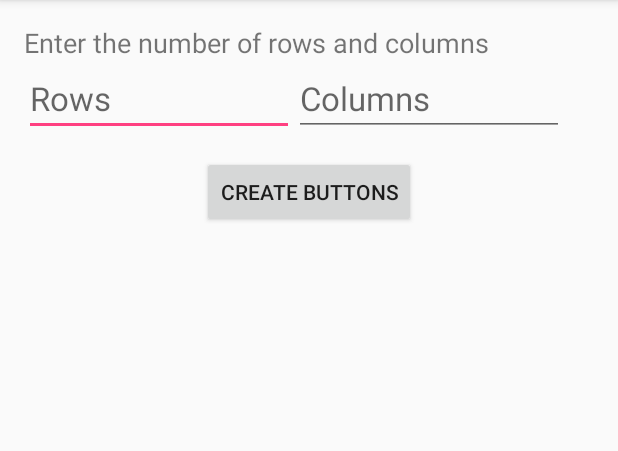
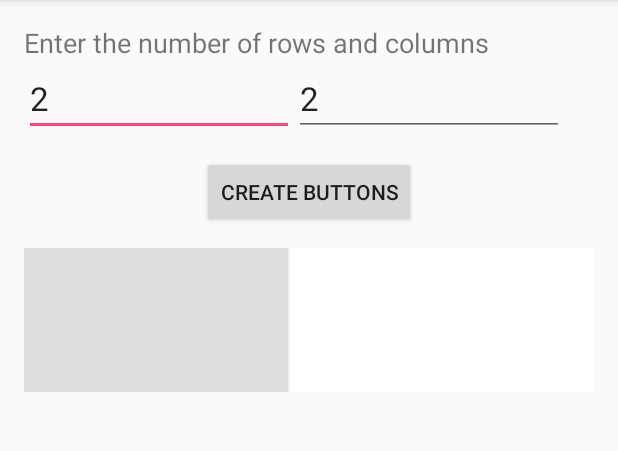
Before and after one commit to pwlandoll/cs445, an Android app: the screen it shows after launch (MainActivity), after a tap on "CREATE BUTTONS", on a phone screen of 412 x 824 dp, the part 84-535 px from its top. Run offline under Robolectric (Android 15) with nearby library versions, the phone set to English and light mode, and no system bars; 1 statement that could not run was skipped.

Commit message:
Updated dynamic button example

```diff
--- a/DynamicButtonsStarter/app/src/main/java/kirsch/jcu/edu/dynamicbuttons/MainActivity.java
+++ b/DynamicButtonsStarter/app/src/main/java/kirsch/jcu/edu/dynamicbuttons/MainActivity.java
@@ -1,5 +1,6 @@
 package kirsch.jcu.edu.dynamicbuttons;
 
+import android.app.ActionBar;
 import android.support.v7.app.AppCompatActivity;
 import android.os.Bundle;
 import android.util.DisplayMetrics;
@@ -12,17 +13,77 @@ import android.widget.TableRow;
 import android.widget.Toast;
 
 public class MainActivity extends AppCompatActivity {
+    private Button[][] buttons;
+    private Integer rows, columns;
+    private EditText numberOfRows, numberOfColumns;
 
     @Override
     protected void onCreate(Bundle savedInstanceState) {
         super.onCreate(savedInstanceState);
         setContentView(R.layout.activity_main);
 
+        // Connect resources to instance variables
+        numberOfRows = (EditText)findViewById(R.id.rowEditText);
+        numberOfColumns = (EditText)findViewById(R.id.colEditText);
     }
 
-    public void initialize(View view)
-    {
+    public void initialize(View view) {
+        try {
+            rows = Integer.parseInt(numberOfRows.toString());
+            columns = Integer.parseInt(numberOfColumns.toString());
+        } catch (Exception e) {
+            // If there's an error, default to 2
+            rows = 2;
+            columns = 2;
+            numberOfRows.setText(rows.toString());
+            numberOfColumns.setText(columns.toString());
+        }
+        int padding = 5; // padding in px
+        Integer screenWidth = getResources().getDisplayMetrics().widthPixels;
+        screenWidth -= (int)(2*getResources().getDimension(R.dimen.activity_horizontal_margin));
+        Integer buttonWidth = screenWidth / columns - 2 * padding;
+        TableLayout holder = (TableLayout)findViewById(R.id.buttonHolderTableLayout);
+        holder.removeAllViews(); // to start fresh every time a button is created
+        TableRow.LayoutParams buttonParameters = new TableRow.LayoutParams(buttonWidth, buttonWidth);
+        buttonParameters.setMargins(padding, padding, padding, padding);
 
+        // Create Buttons
+        for (int row = 0; row < rows; row++) {
+            TableRow newRow = new TableRow(this);
+            newRow.setLayoutParams(new TableRow.LayoutParams(TableRow.LayoutParams.MATCH_PARENT, TableRow.LayoutParams.WRAP_CONTENT));
+            newRow.setBackgroundColor(getResources().getColor(R.color.white));
+            // Create columns buttons for this row
+            for (int col = 0; col < columns; col++) {
+                Button addButton = new Button(this);
+                addButton.setOnClickListener(buttonListener);
+                addButton.setTextSize(10);
+                addButton.setBackgroundColor(getResources().getColor(R.color.background));
+                addButton.setTextColor(getResources().getColor(R.color.white));
+                newRow.addView(addButton);
+                buttons[row][col] = addButton;
+            }
+            holder.addView(newRow);
+        }
     }
 
+    private Button.OnClickListener buttonListener = new Button.OnClickListener() {
+        @Override
+        public void onClick(View view) {
+            initialize(view);
+            Button picked = (Button)view;
+            int theRow =0, theCol = 0;
+            for (int row = 0; row < rows; row++) {
+                for (int col = 0; col < columns; col++) {
+                    if (picked.equals(buttons[row][col])) {
+                        theRow = row;
+                        theCol = col;
+                    }
+                }
+            }
+            picked.setTextColor(getResources().getColor(R.color.blue));
+            String message = getResources().getText(R.string.Hit) + "(" + theRow + "," + theCol + ")";
+            picked.setText(message);
+        }
+    };
+
 }
```
